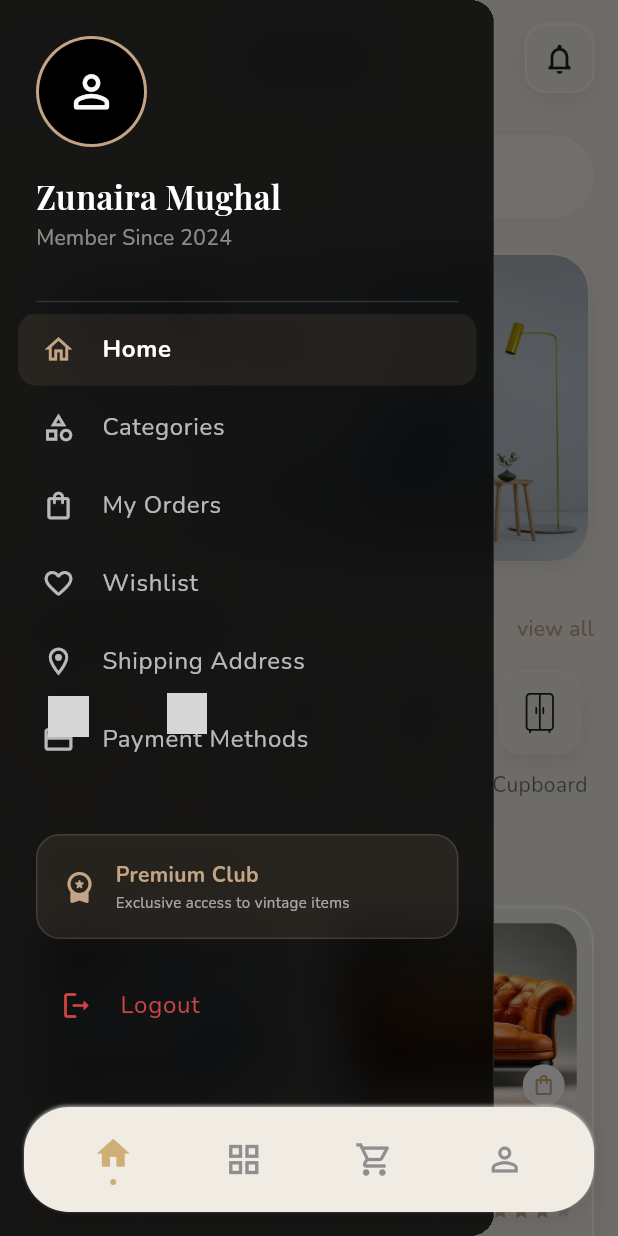
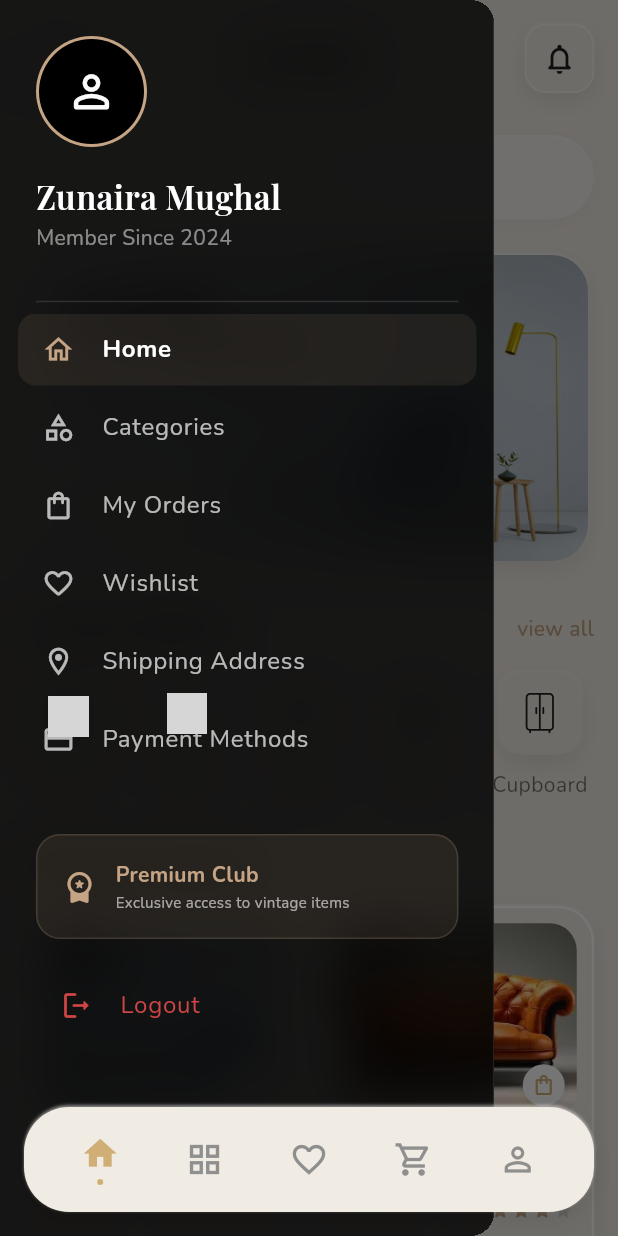
Before and after one commit to ZunairaMughal24/Antiques-Furniture, a Flutter app: the HomePage screen opened by its route, in the side drawer, after a tap on the "keyboard control" icon, on a phone screen of 412 x 824 dp. Run offline on Flutter 3.47's test engine with Material 3 defaults, Android fonts, the phone set to English and light mode, and no system bars; our stand-ins replace dartz, equatable, flutter_bloc, flutter_hooks, flutter_rating_bar, flutter_svg and 3 more; accounts and stored records are empty; grey boxes are pictures that could not be loaded.

Commit message:
feat: implement product detail screen widgets and core feature navigation and state management

```diff
--- a/lib/config/router.dart
+++ b/lib/config/router.dart
@@ -5,6 +5,7 @@ import 'package:antiques_furniture/features/login/presentation/screens/login_scr
 import 'package:antiques_furniture/features/onboarding/presentation/screens/onboarding_screen.dart';
 import 'package:antiques_furniture/features/sign_up/presentation/screens/sign_up_screen.dart';
 import 'package:antiques_furniture/home.dart';
+import 'package:antiques_furniture/features/favorites/presentation/screens/wishlist_screen.dart';
 import 'package:antiques_furniture/features/splash/presentation/screens/splash_screen.dart';
 import 'package:flutter/material.dart';
 import 'package:go_router/go_router.dart';
@@ -46,6 +47,7 @@ abstract class AppRoutes {
   static const String detail = '/detail';
   static const String terms = '/terms';
   static const String privacy = '/privacy';
+  static const String wishlistRoute = '/wishlist';
 }
 
 final router = GoRouter(
@@ -95,6 +97,13 @@ final router = GoRouter(
     GoRoute(
       path: AppRoutes.productDetailRoute,
       builder: (context, state) {
+        if (state.extra is Map<String, dynamic>) {
+          final data = state.extra as Map<String, dynamic>;
+          return ProductDetailScreen(
+            product: data['product'] as ProductEntity,
+            heroTag: data['heroTag'] as String?,
+          );
+        }
         final product = state.extra as ProductEntity;
         return ProductDetailScreen(product: product);
       },
@@ -105,5 +114,11 @@ final router = GoRouter(
         return CategoryScreen();
       },
     ),
+    GoRoute(
+      path: AppRoutes.wishlistRoute,
+      builder: (context, state) {
+        return const WishlistScreen();
+      },
+    ),
   ],
 );
--- a/lib/core/di/injection_container.dart
+++ b/lib/core/di/injection_container.dart
@@ -36,6 +36,7 @@ import 'package:antiques_furniture/features/favorites/data/repositories/favorite
 import 'package:antiques_furniture/features/favorites/domain/repositories/favorites_repository.dart';
 import 'package:antiques_furniture/features/favorites/domain/usecases/toggle_favorite_usecase.dart';
 import 'package:antiques_furniture/features/favorites/domain/usecases/is_favorite_usecase.dart';
+import 'package:antiques_furniture/features/favorites/domain/usecases/get_favorites_usecase.dart';
 import 'package:antiques_furniture/features/favorites/presentation/providers/favorites_provider.dart';
 import 'package:get_it/get_it.dart';
 
@@ -157,11 +158,13 @@ Future<void> init() async {
   sl.registerFactory<FavoritesProvider>(() => FavoritesProvider(
         toggleFavoriteUseCase: sl(),
         isFavoriteUseCase: sl(),
+        getFavoritesUseCase: sl(),
       ));
 
   // Use cases
   sl.registerLazySingleton<ToggleFavoriteUseCase>(() => ToggleFavoriteUseCase(sl()));
   sl.registerLazySingleton<IsFavoriteUseCase>(() => IsFavoriteUseCase(sl()));
+  sl.registerLazySingleton<GetFavoritesUseCase>(() => GetFavoritesUseCase(sl()));
 
   // Repository
   sl.registerLazySingleton<FavoritesRepository>(
--- a/lib/features/cart/presentation/providers/cart_provider.dart
+++ b/lib/features/cart/presentation/providers/cart_provider.dart
@@ -33,6 +33,10 @@ class CartProvider extends ChangeNotifier {
   CartEntity get cart => _cart;
 
   List<CartItemEntity> get items => _cart.items;
+
+  bool isInCart(String productId) {
+    return _cart.items.any((item) => item.product.id == productId);
+  }
 
   CartTotals get totals => calculateCartTotalsUseCase(_cart.items);
 
--- a/lib/features/categories/presentation/screens/categories_screen.dart
+++ b/lib/features/categories/presentation/screens/categories_screen.dart
@@ -111,19 +111,24 @@ class _CategoryScreenState extends State<CategoryScreen> {
                         physics: const BouncingScrollPhysics(),
                         gridDelegate: const SliverGridDelegateWithFixedCrossAxisCount(
                           crossAxisCount: 2,
-                          childAspectRatio: 0.65,
+                          childAspectRatio: 0.68,
                           crossAxisSpacing: 16,
                           mainAxisSpacing: 16,
                         ),
                         itemCount: products.length,
                         itemBuilder: (context, index) {
                           final item = products[index];
+                          final heroTag = 'category_${item.id}';
                           return ProductCard(
                             product: item,
+                            heroTag: heroTag,
                             onTap: () {
                               context.push(
                                 AppRoutes.productDetailRoute,
-                                extra: item,
+                                extra: {
+                                  'product': item,
+                                  'heroTag': heroTag,
+                                },
                               );
                             },
                           );
--- a/lib/features/categories/presentation/widgets/product_card.dart
+++ b/lib/features/categories/presentation/widgets/product_card.dart
@@ -6,9 +6,15 @@ import 'package:flutter_rating_bar/flutter_rating_bar.dart';
 
 class ProductCard extends StatelessWidget {
   final ProductEntity product;
+  final String? heroTag;
   final VoidCallback? onTap;
 
-  const ProductCard({super.key, required this.product, this.onTap});
+  const ProductCard({
+    super.key,
+    required this.product,
+    this.heroTag,
+    this.onTap,
+  });
 
   @override
   Widget build(BuildContext context) {
@@ -29,10 +35,10 @@ class ProductCard extends StatelessWidget {
                     topRight: Radius.circular(15),
                   ),
                   child: Hero(
-                    tag: product.id,
+                    tag: heroTag ?? product.id,
                     child: Image.asset(
                       product.image,
-                      height: 140,
+                      height: 120,
                       width: double.infinity,
                       fit: BoxFit.cover,
                     ),
--- /dev/null
+++ b/lib/features/favorites/domain/usecases/get_favorites_usecase.dart
@@ -0,0 +1,16 @@
+import 'package:antiques_furniture/core/errors/failures.dart';
+import 'package:antiques_furniture/core/usecases/usecase.dart';
+import 'package:antiques_furniture/features/favorites/domain/repositories/favorites_repository.dart';
+import 'package:antiques_furniture/features/home/domain/entities/product_entity.dart';
+import 'package:dartz/dartz.dart';
+
+class GetFavoritesUseCase implements UseCase<List<ProductEntity>, NoParams> {
+  final FavoritesRepository repository;
+
+  GetFavoritesUseCase(this.repository);
+
+  @override
+  Future<Either<Failure, List<ProductEntity>>> call(NoParams params) async {
+    return await repository.getFavorites();
+  }
+}
--- a/lib/features/favorites/presentation/providers/favorites_provider.dart
+++ b/lib/features/favorites/presentation/providers/favorites_provider.dart
@@ -1,21 +1,40 @@
+import 'package:antiques_furniture/core/usecases/usecase.dart';
+import 'package:antiques_furniture/features/favorites/domain/usecases/get_favorites_usecase.dart';
 import 'package:antiques_furniture/features/favorites/domain/usecases/is_favorite_usecase.dart';
 import 'package:antiques_furniture/features/favorites/domain/usecases/toggle_favorite_usecase.dart';
 import 'package:antiques_furniture/features/home/domain/entities/product_entity.dart';
 import 'package:flutter/material.dart';
-import 'package:dartz/dartz.dart';
 
 class FavoritesProvider extends ChangeNotifier {
   final ToggleFavoriteUseCase toggleFavoriteUseCase;
   final IsFavoriteUseCase isFavoriteUseCase;
+  final GetFavoritesUseCase getFavoritesUseCase;
 
   FavoritesProvider({
     required this.toggleFavoriteUseCase,
     required this.isFavoriteUseCase,
+    required this.getFavoritesUseCase,
   });
 
   final Map<String, bool> _favoriteStatuses = {};
+  List<ProductEntity> _favorites = [];
 
   bool isFavorite(String productId) => _favoriteStatuses[productId] ?? false;
+  List<ProductEntity> get favorites => _favorites;
+
+  Future<void> loadFavorites() async {
+    final result = await getFavoritesUseCase(NoParams());
+    result.fold(
+      (failure) => null,
+      (favs) {
+        _favorites = favs;
+        for (var p in favs) {
+          _favoriteStatuses[p.id] = true;
+        }
+        notifyListeners();
+      },
+    );
+  }
 
   Future<void> checkFavoriteStatus(String productId) async {
     final result = await isFavoriteUseCase(productId);
@@ -34,6 +53,13 @@ class FavoritesProvider extends ChangeNotifier {
       (failure) => null,
       (isFavNow) {
         _favoriteStatuses[product.id] = isFavNow;
+        if (isFavNow) {
+          if (!_favorites.any((p) => p.id == product.id)) {
+            _favorites.add(product);
+          }
+        } else {
+          _favorites.removeWhere((p) => p.id == product.id);
+        }
         notifyListeners();
       },
     );
--- /dev/null
+++ b/lib/features/favorites/presentation/screens/wishlist_screen.dart
@@ -0,0 +1,94 @@
+import 'package:antiques_furniture/core/utils/app_text_theme.dart';
+import 'package:antiques_furniture/features/favorites/presentation/providers/favorites_provider.dart';
+import 'package:antiques_furniture/features/favorites/presentation/widgets/wishlist_item_card.dart';
+import 'package:antiques_furniture/config/router.dart';
+import 'package:flutter/material.dart';
+import 'package:go_router/go_router.dart';
+import 'package:provider/provider.dart';
+
+class WishlistScreen extends StatefulWidget {
+  const WishlistScreen({super.key});
+
+  @override
+  State<WishlistScreen> createState() => _WishlistScreenState();
+}
+
+class _WishlistScreenState extends State<WishlistScreen> {
+  @override
+  void initState() {
+    super.initState();
+    Future.microtask(() => context.read<FavoritesProvider>().loadFavorites());
+  }
+
+  @override
+  Widget build(BuildContext context) {
+    return Scaffold(
+      backgroundColor: Colors.white,
+      appBar: AppBar(
+        backgroundColor: Colors.white,
+        elevation: 0,
+        centerTitle: true,
+        leading: IconButton(
+          icon: const Icon(
+            Icons.arrow_back_ios_new_rounded,
+            color: Colors.black,
+          ),
+          onPressed: () => context.pop(),
+        ),
+        title: Text(
+          "My Wishlist",
+          style: AppTextTheme.h4(weight: FontWeight.bold),
+        ),
+      ),
+      body: Container(
+        decoration: const BoxDecoration(color: Color(0xFFF8F9FA)),
+        child: Consumer<FavoritesProvider>(
+          builder: (context, favoritesProvider, child) {
+            final items = favoritesProvider.favorites;
+
+            if (items.isEmpty) {
+              return Center(
+                child: Column(
+                  mainAxisAlignment: MainAxisAlignment.center,
+                  children: [
+                    const Icon(
+                      Icons.favorite_outline_rounded,
+                      size: 64,
+                      color: Colors.black12,
+                    ),
+                    const SizedBox(height: 16),
+                    Text(
+                      "No saved pieces yet",
+                      style: AppTextTheme.h4(color: Colors.black26),
+                    ),
+                  ],
+                ),
+              );
+            }
+
+            return ListView.builder(
+              padding: const EdgeInsets.symmetric(vertical: 20),
+              itemCount: items.length,
+              itemBuilder: (context, index) {
+                final product = items[index];
+                final heroTag = 'wishlist_immersive_${product.id}';
+
+                return WishlistItemCard(
+                  product: product,
+                  heroTag: heroTag,
+                  onTap: () {
+                    context.push(
+                      AppRoutes.productDetailRoute,
+                      extra: {'product': product, 'heroTag': heroTag},
+                    );
+                  },
+                  onRemove: () => favoritesProvider.toggleFavorite(product),
+                );
+              },
+            );
+          },
+        ),
+      ),
+    );
+  }
+}
--- a/lib/features/home/presentation/screens/home_screen.dart
+++ b/lib/features/home/presentation/screens/home_screen.dart
@@ -106,9 +106,16 @@ class _CollectionCard extends StatelessWidget {
 
   @override
   Widget build(BuildContext context) {
+    final heroTag = 'collection_${product.id}';
     return GestureDetector(
       onTap: () {
-        context.push(AppRoutes.productDetailRoute, extra: product);
+        context.push(
+          AppRoutes.productDetailRoute,
+          extra: {
+            'product': product,
+            'heroTag': heroTag,
+          },
+        );
       },
       child: AppContainer(
         borderRadius: 24,
@@ -127,7 +134,7 @@ class _CollectionCard extends StatelessWidget {
                   child: Stack(
                     children: [
                       Hero(
-                        tag: product.id,
+                        tag: heroTag,
                         child: Image.asset(
                           product.image,
                           width: double.infinity,
--- a/lib/features/home/presentation/widgets/app_drawer.dart
+++ b/lib/features/home/presentation/widgets/app_drawer.dart
@@ -107,7 +107,10 @@ class AppDrawer extends StatelessWidget {
                       _DrawerTile(
                         icon: Icons.favorite_border_rounded,
                         title: "Wishlist",
-                        onTap: () {},
+                        onTap: () {
+                          Navigator.pop(context);
+                          context.push(AppRoutes.wishlistRoute);
+                        },
                       ),
                       _DrawerTile(
                         icon: Icons.location_on_outlined,
--- a/lib/features/home/presentation/widgets/home_header.dart
+++ b/lib/features/home/presentation/widgets/home_header.dart
@@ -1,4 +1,3 @@
-import 'package:antiques_furniture/core/utils/app_colors.dart';
 import 'package:antiques_furniture/core/utils/app_text_theme.dart';
 import 'package:antiques_furniture/core/utils/widget_utility_extention.dart';
 import 'package:antiques_furniture/features/home/presentation/providers/home_provider.dart';
--- a/lib/home.dart
+++ b/lib/home.dart
@@ -1,6 +1,7 @@
 import 'package:antiques_furniture/features/cart/presentation/screens/cart_screen.dart';
 import 'package:antiques_furniture/features/categories/presentation/screens/categories_screen.dart';
 import 'package:antiques_furniture/features/home/presentation/screens/home_screen.dart';
+import 'package:antiques_furniture/features/favorites/presentation/screens/wishlist_screen.dart';
 import 'package:antiques_furniture/features/profile/presentation/screens/profile_screen.dart';
 import 'package:antiques_furniture/widgets/navbar.dart';
 import 'package:flutter/material.dart';
@@ -18,6 +19,7 @@ class _HomePageState extends State<HomePage> {
   final List<Widget> _pages = [
     const HomeScreen(),
     CategoryScreen(),
+    const WishlistScreen(),
     const CartScreen(),
     const ProfileScreen(),
   ];
--- a/lib/widgets/navbar.dart
+++ b/lib/widgets/navbar.dart
@@ -27,12 +27,18 @@ class BottomNavBar extends StatelessWidget {
             _buildNavItem(Icons.home_outlined, Icons.home, 0, 'Home'),
             _buildNavItem(Icons.grid_view, Icons.grid_view_sharp, 1, 'Store'),
             _buildNavItem(
+              Icons.favorite_outline,
+              Icons.favorite,
+              2,
+              'Wishlist',
+            ),
+            _buildNavItem(
               Icons.shopping_cart_outlined,
               Icons.shopping_cart,
-              2,
+              3,
               'Cart',
             ),
-            _buildNavItem(Icons.person_outline, Icons.person, 3, 'Profile'),
+            _buildNavItem(Icons.person_outline, Icons.person, 4, 'Profile'),
           ],
         ),
       ),
@@ -48,7 +54,7 @@ class BottomNavBar extends StatelessWidget {
     final isSelected = currentIndex == index;
     return GestureDetector(
       onTap: () => onItemTapped(index),
-      behavior: HitTestBehavior.opaque,
+      behavior: HitTestBehavior.translucent,
       child: Column(
         mainAxisSize: MainAxisSize.min,
         children: [
```
Also changed, not shown: lib/features/favorites/presentation/widgets/wishlist_item_card.dart (added, +113 -0 lines), lib/features/home/presentation/screens/product_detail_screen.dart (+12 -11 lines), lib/features/home/presentation/widgets/home_grid_popular_items.dart (+9 -2 lines), lib/features/home/presentation/widgets/new_collection_row.dart (+13 -3 lines), lib/features/home/presentation/widgets/product_detail_widgets.dart (+13 -13 lines), lib/widgets/add_to_cart_button.dart (+98 -6 lines).
